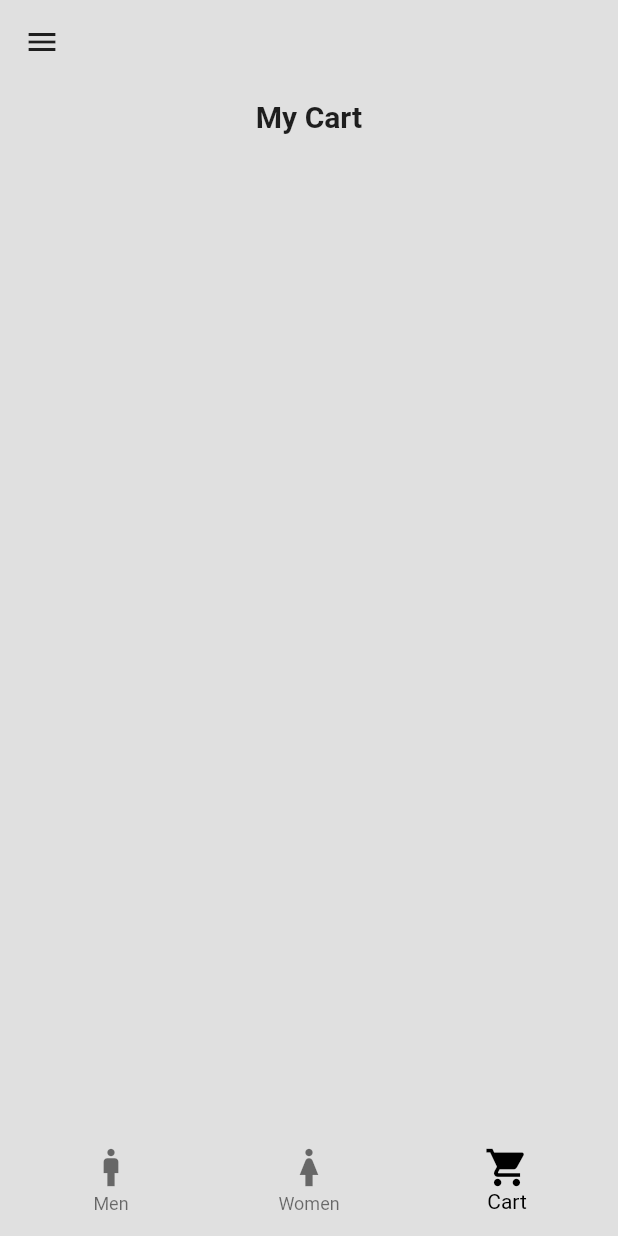
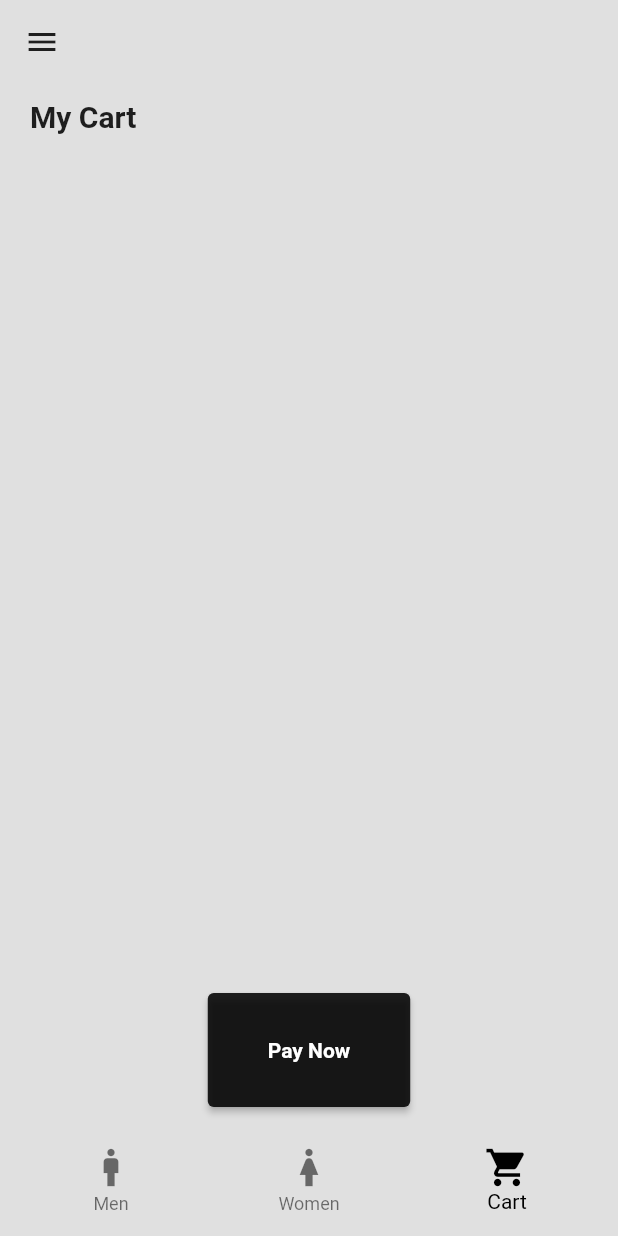
Before and after one commit to Min-Pyae/Chris-Sneakers, a Flutter app: the HomePage screen opened directly, item 3 of the bottom bar chosen, on a phone screen of 412 x 824 dp. Run offline on Flutter 3.47's test engine with Material 2 defaults, Android fonts, the phone set to English and light mode, and no system bars.

Commit message:
added app button component

```diff
--- /dev/null
+++ b/lib/components/app_button.dart
@@ -0,0 +1,28 @@
+import 'package:flutter/material.dart';
+import 'package:sneaker_app/pages/home_page.dart';
+
+class AppButton extends StatelessWidget {
+  final String buttonText;
+  final void Function()? onPressed;
+  const AppButton({super.key, required this.buttonText, required this.onPressed});
+
+  @override
+  Widget build(BuildContext context) {
+    return ElevatedButton(
+      onPressed: onPressed,
+      style: ElevatedButton.styleFrom(
+        backgroundColor: Colors.black87,
+        padding: const EdgeInsets.symmetric(
+          horizontal: 40,
+          vertical: 30
+        )
+      ),
+      child: Text(
+        buttonText,
+        style: const TextStyle(
+          color: Colors.white, fontWeight: FontWeight.bold
+        ),
+      )
+    );
+  }
+}
--- a/lib/models/cart.dart
+++ b/lib/models/cart.dart
@@ -43,4 +43,9 @@ class Cart extends ChangeNotifier {
     _cartList.remove(sneaker);
     notifyListeners();
   }
+
+
+  // CLEAR CART LIST
+  void clearCartList() => _cartList.clear();
+
 }
--- a/lib/pages/cart_page.dart
+++ b/lib/pages/cart_page.dart
@@ -1,9 +1,11 @@
 import 'package:flutter/material.dart';
 import 'package:provider/provider.dart';
+import 'package:sneaker_app/components/app_button.dart';
 import 'package:sneaker_app/components/cart_item.dart';
 import 'package:sneaker_app/const.dart';
 import 'package:sneaker_app/models/cart.dart';
 import 'package:sneaker_app/models/sneaker.dart';
+import 'package:sneaker_app/pages/home_page.dart';
 
 class CartPage extends StatefulWidget {
   const CartPage({super.key});
@@ -13,10 +15,40 @@ class CartPage extends StatefulWidget {
 }
 
 class _CartPageState extends State<CartPage> {
+  final cart = Provider.of<Cart>;
 
-  void deleteItemFromCart(Sneaker sneaker) {
-    Provider.of<Cart>(context, listen: false).removeItemFromCart(sneaker);
+  void payButtonOnPressed() {
+    if (cart(context, listen: false).getCartList.isEmpty) {
+
+    } else {
+      // CLEAR CART LIST
+      cart(context, listen: false).clearCartList();
+
+      // NAVIGATE TO HOME PAGE
+      Navigator.of(context).push(
+          MaterialPageRoute(builder: (context) => const HomePage())
+      );
+
+      // SHOW DIALOG
+      showDialog(
+        context: context,
+        builder: (context) {
+          Future.delayed(const Duration(milliseconds: 800), () {
+            Navigator.of(context).pop(true);
+          });
+          return const AlertDialog(
+            backgroundColor: Colors.black87,
+            title: Text('Thank you for your purchase!',
+            style: TextStyle(
+              color: Colors.white
+            ),),
+          );
+        }
+      );
+    }
   }
+
+  void deleteItemFromCart(Sneaker sneaker) => cart(context, listen: false).removeItemFromCart(sneaker);
 
   @override
   Widget build(BuildContext context) {
@@ -28,7 +60,7 @@ class _CartPageState extends State<CartPage> {
           vertical: 10.0
         ),
         child: Column(
-          mainAxisAlignment: MainAxisAlignment.start,
+          crossAxisAlignment: CrossAxisAlignment.start,
           children:  [
             const Text(
               'My Cart',
@@ -58,6 +90,19 @@ class _CartPageState extends State<CartPage> {
                   );
                 }
               )
+            ),
+
+            // PAY NOW BUTTON
+            Padding(
+              padding: const EdgeInsets.only(
+                top: 10.0
+              ),
+              child: Center(
+                child: AppButton(
+                  buttonText: 'Pay Now',
+                  onPressed: () => payButtonOnPressed(),
+                ),
+              ),
             )
           ],
         ),
--- a/lib/pages/shopping_page.dart
+++ b/lib/pages/shopping_page.dart
@@ -19,7 +19,7 @@ class ShoppingPage extends StatelessWidget {
       showDialog(
         context: context,
         builder: (context) {
-          Future.delayed(const Duration(milliseconds: 800), () {
+          Future.delayed(const Duration(milliseconds: 600), () {
             Navigator.of(context).pop(true);
           });
           return const AlertDialog(
```
Also changed, not shown: lib/pages/login_page.dart (+5 -18 lines).
